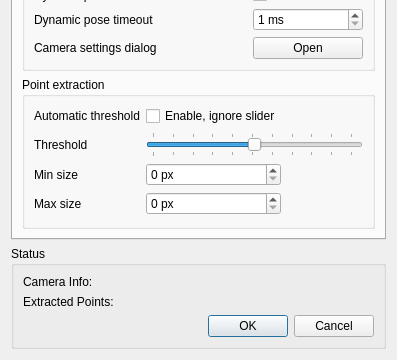
First picture: the form in ftnoir_tracker_pt/FTNoIR_PT_Controls.ui, repository opentrack/opentrack, before the edit; both pictures show x 0 to 397 and y 232 to 592 of the 397 by 592 pixel window.
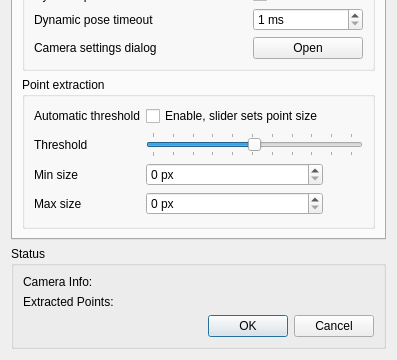
Second picture: the form after the edit. Icons and pictures are not drawn.

Commit message:
pt: add histogram-based thresholding
    Otsu-based thresholding doesn't work in normal lighting
    conditions.

Patch:
```diff
--- a/ftnoir_tracker_pt/FTNoIR_PT_Controls.ui
+++ b/ftnoir_tracker_pt/FTNoIR_PT_Controls.ui
@@ -9,8 +9,8 @@
    <rect>
     <x>0</x>
     <y>0</y>
-    <width>419</width>
-    <height>575</height>
+    <width>424</width>
+    <height>579</height>
    </rect>
   </property>
   <property name="sizePolicy">
@@ -390,7 +390,7 @@
           <item row="0" column="1">
            <widget class="QCheckBox" name="auto_threshold">
             <property name="text">
-             <string>Enable, ignore slider</string>
+             <string>Enable, slider sets point size</string>
             </property>
            </widget>
           </item>
```
The commit also changes 1 other file.
